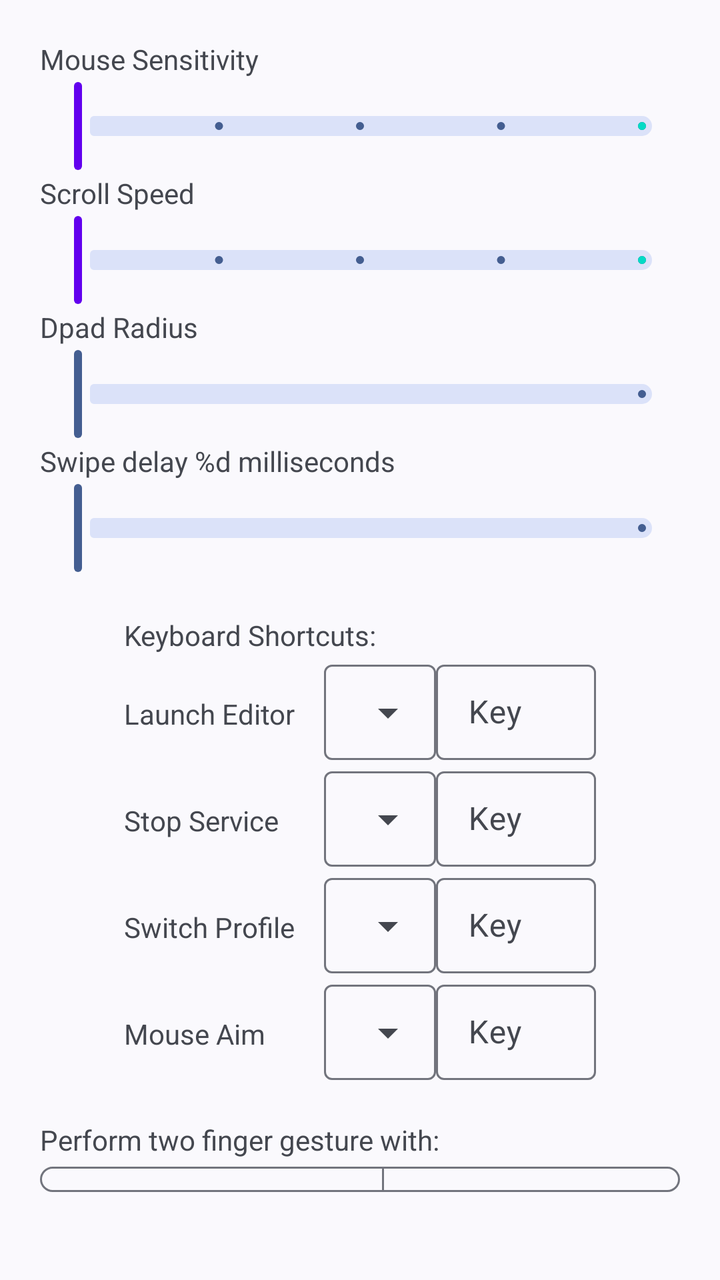
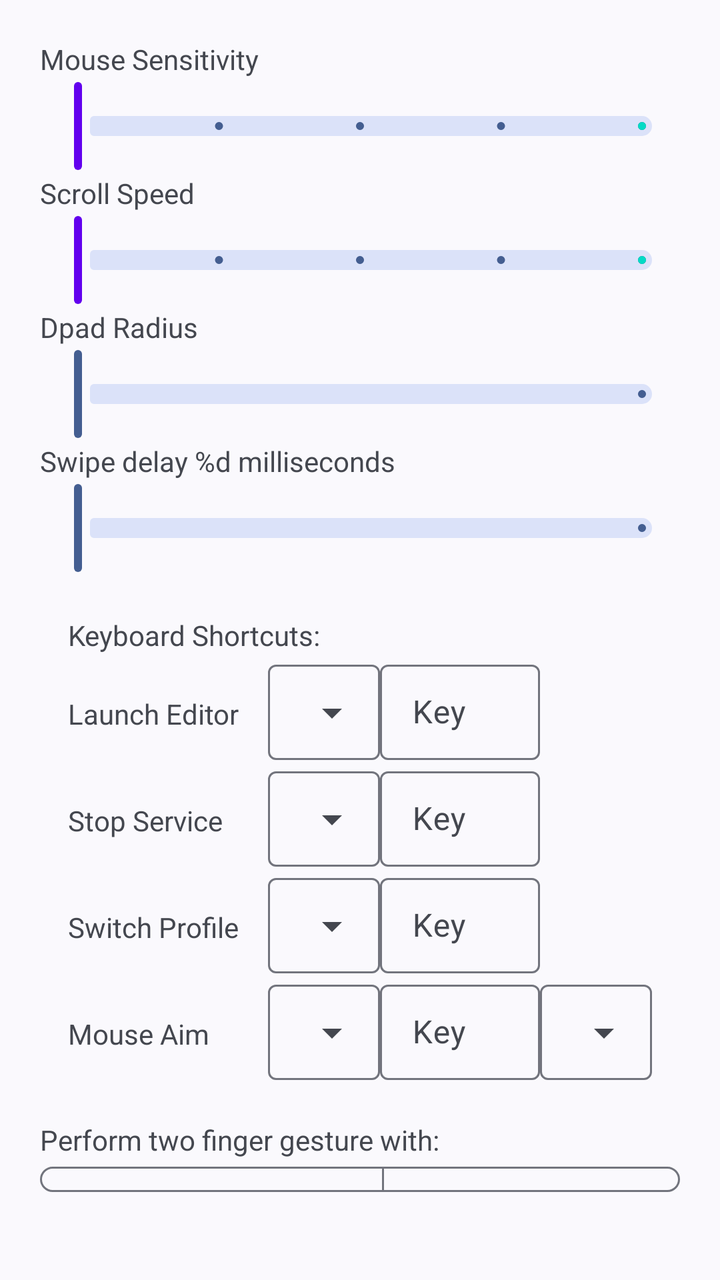

Screens rendered from an Android XML layout before and after an edit, with the pre-edit source and the edit as a unified diff.
<!-- AndroidManifest.xml: application theme Theme.XtMapper -->
<!-- res/layout/fragment_settings_dialog.xml -->
<?xml version="1.0" encoding="utf-8"?>
<LinearLayout xmlns:android="http://schemas.android.com/apk/res/android"
    xmlns:app="http://schemas.android.com/apk/res-auto"
    android:layout_width="match_parent"
    android:layout_height="match_parent"
    android:orientation="vertical"
    android:padding="20dp">

    <LinearLayout
        android:id="@+id/sliders"
        android:layout_width="match_parent"
        android:layout_height="wrap_content"
        android:layout_marginBottom="20dp"
        android:orientation="vertical">

        <TextView
            android:layout_width="wrap_content"
            android:layout_height="wrap_content"
            android:text="@string/mouse_sensitivity" />

        <com.google.android.material.slider.Slider
            android:id="@+id/slider_mouse"
            android:layout_width="wrap_content"
            android:layout_height="wrap_content"
            android:stepSize="1"
            android:valueFrom="1"
            android:valueTo="5"
            app:haloColor="@color/purple_700"
            app:thumbColor="@color/purple_500"
            app:trackColorActive="@color/teal_200"
            app:trackHeight="10dp"/>

        <TextView
            android:layout_width="wrap_content"
            android:layout_height="wrap_content"
            android:text="@string/scroll_speed" />

        <com.google.android.material.slider.Slider
            android:id="@+id/slider_scroll_speed"
            android:layout_width="wrap_content"
            android:layout_height="wrap_content"
            android:stepSize="1"
            android:valueFrom="1"
            android:valueTo="5"
            app:haloColor="@color/purple_700"
            app:thumbColor="@color/purple_500"
            app:trackColorActive="@color/teal_200"
            app:trackHeight="10dp"/>

        <TextView
            android:layout_width="wrap_content"
            android:layout_height="wrap_content"
            android:text="@string/dpad_radius" />

        <com.google.android.material.slider.Slider
            android:id="@+id/slider_dpad"
            android:layout_width="wrap_content"
            android:layout_height="wrap_content"
            android:valueFrom="0.5"
            android:valueTo="2.0"
            app:trackHeight="10dp" />

        <TextView
            android:layout_width="wrap_content"
            android:layout_height="wrap_content"
            android:id="@+id/swipe_delay_text"
            android:text="@string/swipe_delay_ms" />

        <com.google.android.material.slider.Slider
            android:id="@+id/slider_swipe_delay"
            android:layout_width="wrap_content"
            android:layout_height="wrap_content"
            android:valueFrom="0"
            android:valueTo="500"
            app:trackHeight="10dp" />

    </LinearLayout>

    <LinearLayout
        android:id="@+id/shortcuts"
        android:layout_width="wrap_content"
        android:layout_height="wrap_content"
        android:layout_gravity="center"
        android:layout_marginBottom="20dp"
        android:orientation="vertical">

        <TextView
            android:layout_width="match_parent"
            android:layout_height="wrap_content"
            android:text="@string/keyboard_shortcuts" />

        <LinearLayout
            android:layout_width="match_parent"
            android:layout_height="wrap_content"
            android:orientation="horizontal">

            <TextView
                android:layout_width="90dp"
                android:layout_height="wrap_content"
                android:layout_marginRight="10dp"
                android:labelFor="@id/launch_editor_modifier"
                android:text="@string/launch_editor" />

            <com.google.android.material.textfield.TextInputLayout
                style="@style/Widget.Material3.TextInputLayout.OutlinedBox.Dense.ExposedDropdownMenu"
                android:layout_width="wrap_content"
                android:layout_height="wrap_content">

                <AutoCompleteTextView
                    android:id="@+id/launch_editor_modifier"
                    android:layout_width="match_parent"
                    android:layout_height="wrap_content"
                    android:inputType="none" />

            </com.google.android.material.textfield.TextInputLayout>

            <com.google.android.material.textfield.TextInputLayout
                style="@style/Widget.Material3.TextInputLayout.OutlinedBox.Dense"
                android:layout_width="80dp"
                android:layout_height="wrap_content"
                android:hint="@string/key">

                <com.google.android.material.textfield.TextInputEditText
                    android:id="@+id/launch_editor"
                    android:layout_width="match_parent"
                    android:layout_height="wrap_content"
                    android:inputType="none" />

            </com.google.android.material.textfield.TextInputLayout>

        </LinearLayout>

        <LinearLayout
            android:layout_width="match_parent"
            android:layout_height="wrap_content"
            android:orientation="horizontal">

            <TextView
                android:layout_width="90dp"
                android:layout_height="wrap_content"
                android:layout_marginRight="10dp"
                android:labelFor="@id/stop_service_modifier"
                android:text="@string/stop_service" />


            <com.google.android.material.textfield.TextInputLayout
                style="@style/Widget.Material3.TextInputLayout.OutlinedBox.Dense.ExposedDropdownMenu"
                android:layout_width="wrap_content"
                android:layout_height="wrap_content">

                <AutoCompleteTextView
                    android:id="@+id/stop_service_modifier"
                    android:layout_width="match_parent"
                    android:layout_height="wrap_content"
                    android:inputType="none" />

            </com.google.android.material.textfield.TextInputLayout>

            <com.google.android.material.textfield.TextInputLayout
                style="@style/Widget.Material3.TextInputLayout.OutlinedBox.Dense"
                android:layout_width="80dp"
                android:layout_height="wrap_content"
                android:hint="@string/key">

                <com.google.android.material.textfield.TextInputEditText
                    android:id="@+id/stop_service"
                    android:layout_width="match_parent"
                    android:layout_height="wrap_content"
                    android:inputType="none" />
            </com.google.android.material.textfield.TextInputLayout>
        </LinearLayout>

        <LinearLayout
            android:layout_width="match_parent"
            android:layout_height="wrap_content"
            android:orientation="horizontal">

            <TextView
                android:layout_width="90dp"
                android:layout_height="wrap_content"
                android:layout_marginRight="10dp"
                android:text="@string/switch_profile" />


            <com.google.android.material.textfield.TextInputLayout
                style="@style/Widget.Material3.TextInputLayout.OutlinedBox.Dense.ExposedDropdownMenu"
                android:layout_width="wrap_content"
                android:layout_height="wrap_content">

                <AutoCompleteTextView
                    android:id="@+id/switch_profile_modifier"
                    android:layout_width="match_parent"
                    android:layout_height="wrap_content"
                    android:inputType="none" />

            </com.google.android.material.textfield.TextInputLayout>

            <com.google.android.material.textfield.TextInputLayout
                style="@style/Widget.Material3.TextInputLayout.OutlinedBox.Dense"
                android:layout_width="80dp"
                android:layout_height="wrap_content"
                android:hint="@string/key">

                <com.google.android.material.textfield.TextInputEditText
                    android:id="@+id/switch_profile"
                    android:layout_width="match_parent"
                    android:layout_height="wrap_content"
                    android:inputType="none" />
            </com.google.android.material.textfield.TextInputLayout>
        </LinearLayout>

        <LinearLayout
            android:layout_width="match_parent"
            android:layout_height="wrap_content"
            android:orientation="horizontal">

            <TextView
                android:layout_width="90dp"
                android:layout_height="wrap_content"
                android:layout_marginRight="10dp"
                android:text="@string/mouse_aim" />

            <com.google.android.material.textfield.TextInputLayout
                style="@style/Widget.Material3.TextInputLayout.OutlinedBox.Dense.ExposedDropdownMenu"
                android:layout_width="wrap_content"
                android:layout_height="wrap_content">

                <AutoCompleteTextView
                    android:id="@+id/mouse_aim_modifier"
                    android:layout_width="match_parent"
                    android:layout_height="wrap_content"
                    android:inputType="none" />

            </com.google.android.material.textfield.TextInputLayout>

            <com.google.android.material.textfield.TextInputLayout
                style="@style/Widget.Material3.TextInputLayout.OutlinedBox.Dense"
                android:layout_width="80dp"
                android:layout_height="wrap_content"
                android:hint="@string/key">

                <com.google.android.material.textfield.TextInputEditText
                    android:id="@+id/mouse_aim_key"
                    android:layout_width="match_parent"
                    android:layout_height="wrap_content"
                    android:inputType="none" />
            </com.google.android.material.textfield.TextInputLayout>
        </LinearLayout>
    </LinearLayout>

    <LinearLayout
        android:id="@+id/misc"
        android:layout_width="match_parent"
        android:layout_height="wrap_content"
        android:layout_marginBottom="20dp"
        android:orientation="vertical">

        <TextView
            android:layout_width="match_parent"
            android:layout_height="wrap_content"
            android:text="@string/pinch_to_zoom_gesture_info" />

        <com.google.android.material.button.MaterialButtonToggleGroup
            android:layout_width="wrap_content"
            android:layout_height="wrap_content">

            <com.google.android.material.button.MaterialButton
                android:id="@+id/mouse_wheel_toggle"
                style="?attr/materialButtonOutlinedStyle"
                android:layout_width="wrap_content"
                android:layout_height="wrap_content"
                android:text="@string/mouse_wheel" />

            <com.google.android.material.button.MaterialButton
                android:id="@+id/mouse_drag_toggle"
                style="?attr/materialButtonOutlinedStyle"
                android:layout_width="wrap_content"
                android:layout_height="wrap_content"
                android:text="@string/drag_mouse" />
        </com.google.android.material.button.MaterialButtonToggleGroup>

        <LinearLayout
            android:layout_width="wrap_content"
            android:layout_height="wrap_content"
            android:gravity="center"
            android:orientation="horizontal">
            <TextView
                android:layout_width="match_parent"
                android:layout_height="wrap_content"
                android:layout_marginRight="10dp"
                android:text="@string/trigger_mouse_aim_with" />

            <com.google.android.material.button.MaterialButtonToggleGroup
                android:layout_width="wrap_content"
                android:layout_height="wrap_content">

                <com.google.android.material.button.MaterialButton
                    android:id="@+id/mouse_aim_key_grave"
                    style="?attr/materialButtonOutlinedStyle"
                    android:layout_width="wrap_content"
                    android:layout_height="wrap_content"
                    android:text="@string/key_grave" />

                <com.google.android.material.button.MaterialButton
                    android:id="@+id/mouse_aim_right_click"
                    style="?attr/materialButtonOutlinedStyle"
                    android:layout_width="wrap_content"
                    android:layout_height="wrap_content"
                    android:text="@string/right_click" />

            </com.google.android.material.button.MaterialButtonToggleGroup>
        </LinearLayout>

        <TextView
            android:layout_width="wrap_content"
            android:layout_height="wrap_content"
            android:labelFor="@id/input_device"
            android:text="@string/mouse_input_device" />

        <EditText
            android:id="@+id/input_device"
            android:layout_width="match_parent"
            android:layout_height="wrap_content"
            android:importantForAutofill="no"
            android:inputType="textNoSuggestions" />
    </LinearLayout>

    <com.google.android.material.bottomnavigation.BottomNavigationView
        android:id="@+id/bottom_navigation"
        android:layout_width="match_parent"
        android:layout_height="wrap_content"
        app:menu="@menu/bottom_navigation_menu" />

</LinearLayout>
<!-- resources referenced by this layout -->
<resources>
  <color name="purple_500">#FF6200EE</color>
  <color name="purple_700">#FF3700B3</color>
  <color name="teal_200">#FF03DAC5</color>
  <string name="dpad_radius">Dpad Radius</string>
  <string name="drag_mouse">Ctrl + Drag Mouse</string>
  <string name="key">Key</string>
  <string name="key_grave">~ Key</string>
  <string name="keyboard_shortcuts">Keyboard Shortcuts:</string>
  <string name="launch_editor">Launch Editor</string>
  <string name="mouse_aim">Mouse Aim</string>
  <string name="mouse_input_device">Mouse Input Device</string>
  <string name="mouse_sensitivity">Mouse Sensitivity</string>
  <string name="mouse_wheel">Ctrl + Mouse Wheel</string>
  <string name="pinch_to_zoom_gesture_info">Perform two finger gesture with:</string>
  <string name="right_click">Right click</string>
  <string name="scroll_speed">Scroll Speed</string>
  <string name="stop_service">Stop Service</string>
  <string name="swipe_delay_ms">Swipe delay %d milliseconds</string>
  <string name="switch_profile">Switch Profile</string>
  <string name="trigger_mouse_aim_with">Trigger mouse aim with:</string>
  <style name="Theme.XtMapper" parent="Theme.Material3.DynamicColors.DayNight"> </style>
</resources>

<!-- the commit's change to res/layout/fragment_settings_dialog.xml (unified diff, before → after) -->
@@ -245,7 +245,22 @@
                     android:layout_height="wrap_content"
                     android:inputType="none" />
             </com.google.android.material.textfield.TextInputLayout>
-        </LinearLayout>
+
+            <com.google.android.material.textfield.TextInputLayout
+                style="@style/Widget.Material3.TextInputLayout.OutlinedBox.Dense.ExposedDropdownMenu"
+                android:layout_width="wrap_content"
+                android:layout_height="wrap_content">
+
+                <AutoCompleteTextView
+                    android:id="@+id/mouse_aim_action"
+                    android:layout_width="match_parent"
+                    android:layout_height="wrap_content"
+                    android:inputType="none" />
+
+            </com.google.android.material.textfield.TextInputLayout>
+
+        </LinearLayout>
+
     </LinearLayout>
 
     <LinearLayout
